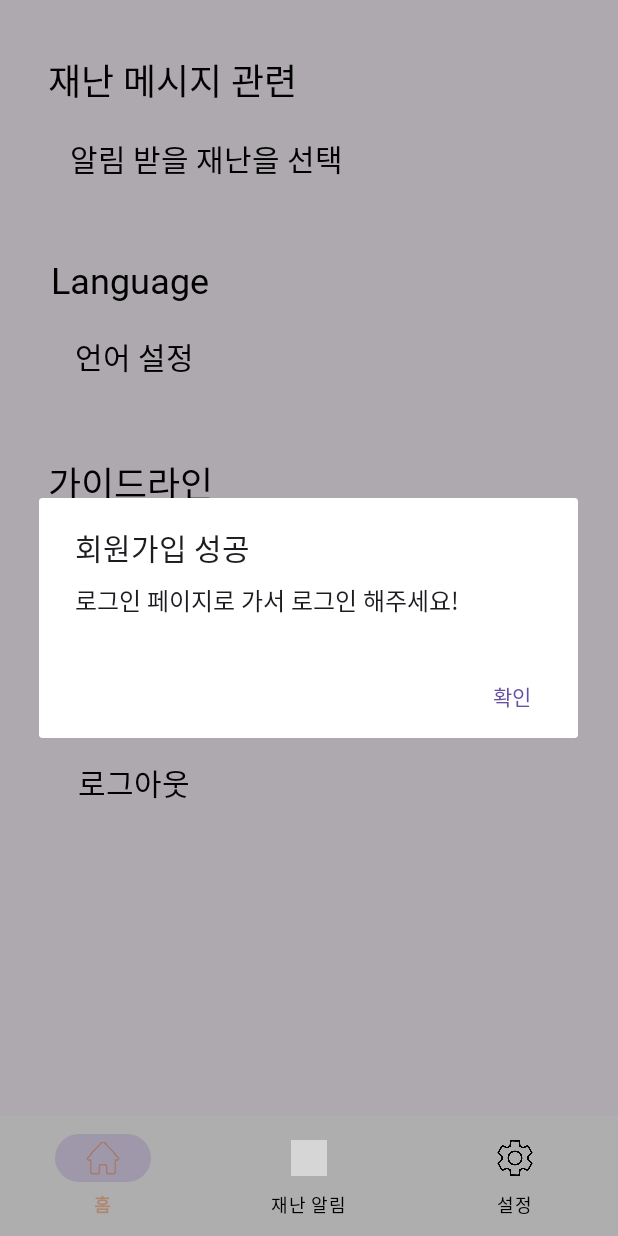
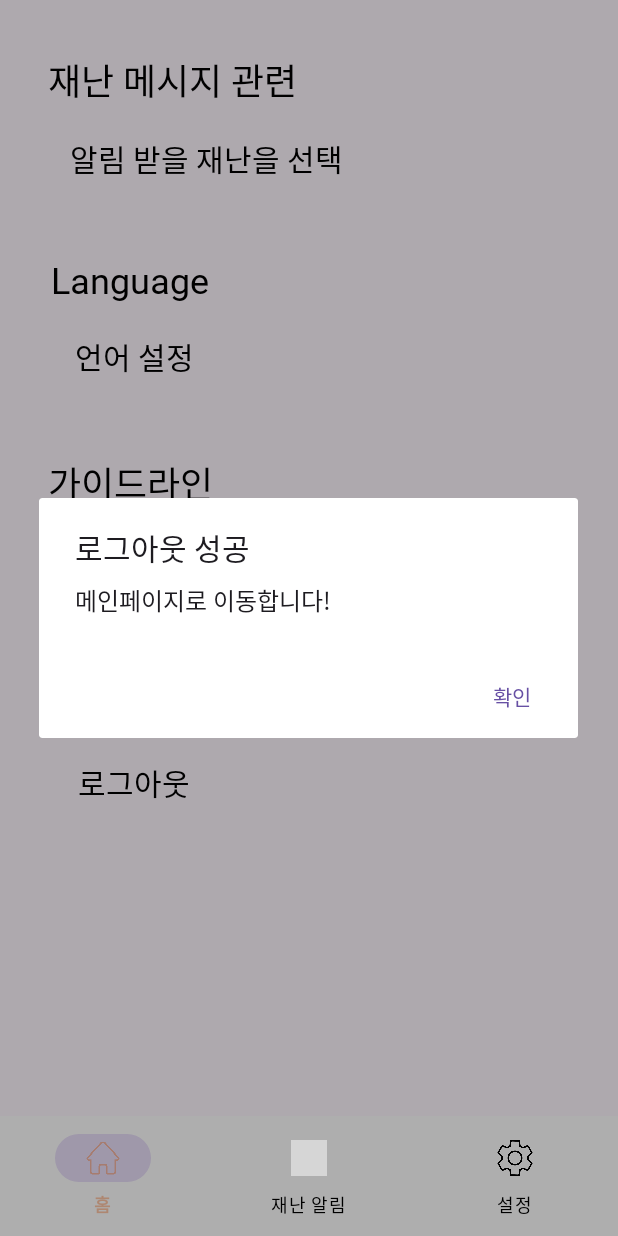
Before and after one commit to Beacon-2023/Beacon-frontend, an Android app: the fragment settingsFragment placed in its activity, after a tap on "로그아웃", on a phone screen of 412 x 824 dp. Run offline under Robolectric (Android 15) with nearby library versions, the phone set to English and light mode, and no system bars; libraries missing offline, so code that uses them is left out: com.naver.maps; 1 statement that could not run was skipped; grey boxes are pictures that could not be loaded.

Commit message:
[Modiffy] 주석 내용 추가

```diff
--- a/app/src/main/java/com/beacon/basicStart/LocationNotificationWorker.kt
+++ b/app/src/main/java/com/beacon/basicStart/LocationNotificationWorker.kt
@@ -68,6 +68,7 @@ class LocationNotificationWorker(appContext: Context, workerParams: WorkerParame
 
         val json = JSONObject().apply {
             put("latitude", location.latitude)
+            //
             put("longitude", location.longitude)
             put("fcmToken", fcm_tkn)
         }
--- a/app/src/main/java/com/beacon/basicStart/StartApplication.kt
+++ b/app/src/main/java/com/beacon/basicStart/StartApplication.kt
@@ -94,6 +94,7 @@ class StartApplication : Application() {
         }
     }
 
+
     fun getCurrentLocale(context: Context) {
         val locale: Locale = if (Build.VERSION.SDK_INT >= Build.VERSION_CODES.N) {
             context.resources.configuration.locales[0]
--- a/app/src/main/java/com/beacon/settings/settingsFragment.kt
+++ b/app/src/main/java/com/beacon/settings/settingsFragment.kt
@@ -71,9 +71,10 @@ class settingsFragment : Fragment() {
             editor.putString("password", null)
             editor.apply()
 
+            //API요청해야함..로그아웃!
             val alertDialog = AlertDialog.Builder(requireContext())
-                .setTitle("회원가입 성공")
-                .setMessage("로그인 페이지로 가서 로그인 해주세요!")
+                .setTitle("로그아웃 성공")
+                .setMessage("메인페이지로 이동합니다!")
                 .setPositiveButton("확인") { dialog, _ -> dialog.dismiss()
                     // Navigate to the main activity here
                     val intent = Intent(requireContext(), ActivityStartBinding::class.java)
```
Also changed, not shown: app/src/main/java/com/beacon/StartActivity.kt (+4 -3 lines), app/src/main/java/com/beacon/login/signInActivity.kt (+9 -0 lines), app/src/main/java/com/beacon/signup/signUpActivity.kt (+5 -8 lines).
